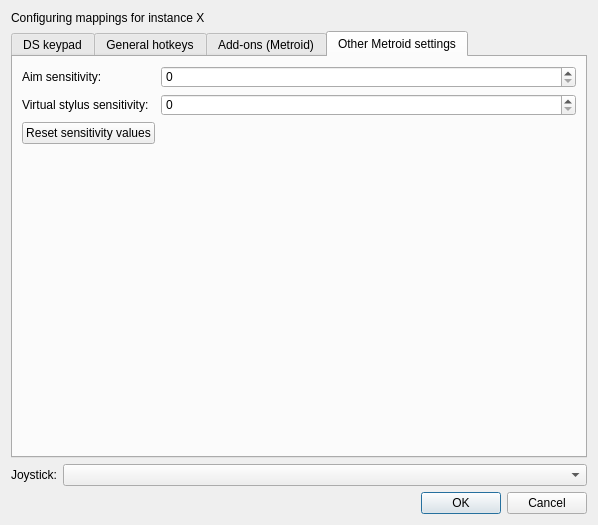
First picture: the form in src/frontend/qt_sdl/InputConfig/InputConfigDialog.ui, repository ag-advania/melonPrimeDS, before the edit.
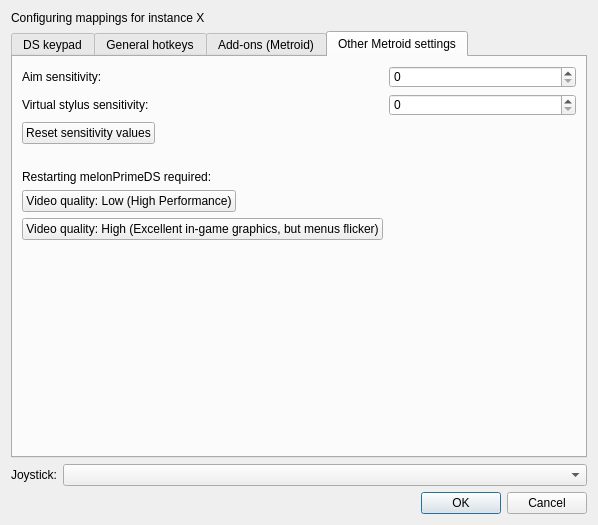
Second picture: the form after the edit. The open tabs and pages were chosen to show the change. Icons and pictures are not drawn.

Commit message: added video setting buttons to other metroid settimgs

```diff
--- a/src/frontend/qt_sdl/InputConfig/InputConfigDialog.ui
+++ b/src/frontend/qt_sdl/InputConfig/InputConfigDialog.ui
@@ -2341,7 +2341,45 @@
          </property>
         </widget>
        </item>
-      </layout>
+		  
+    	<!-- Add vertical spacing -->
+    	<item row="3" column="0">
+    		<widget class="QLabel" name="emptyLabel">
+    			<property name="text">
+    				<string> </string>
+    			</property>
+    		</widget>
+    	</item>
+    		  
+    	<item row="4" column="0">
+    		<!-- Label for metroidSetVideoQuality -->
+    		<widget class="QLabel" name="metroidSetVideoQualityLabel">
+    			<property name="text">
+    				<string>Restarting melonPrimeDS required:</string>
+    			</property>
+    		</widget>
+    	</item>
+    
+    
+    	<!-- Low quality -->
+    	<item row="5" column="0">
+    		<widget class="QPushButton" name="metroidSetVideoQualityToLow">
+    			<property name="text">
+    				<string>Video quality: Low (High Performance)</string>
+    			</property>
+    		</widget>
+    	</item>
+    
+    	<!-- High quality -->
+    	<item row="6" column="0">
+    		<widget class="QPushButton" name="metroidSetVideoQualityToHigh">
+    			<property name="text">
+    				<string>Video quality: High (Excellent in-game graphics, but menus flicker)</string>
+    			</property>
+    		</widget>
+    	</item>
+    	  
+	  </layout>
      </widget>
      <!-- /Tab for Metroid-specific settings -->
 
```
The commit also changes 2 other files.
